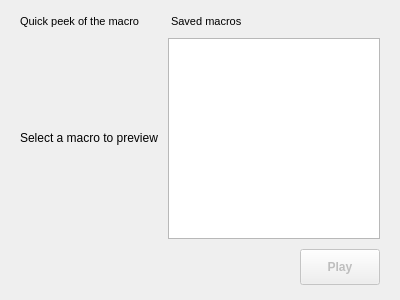
Qt form android/android-emu/android/skin/qt/extended-pages/record-macro-page.ui (aosp-mirror/platform_external_qemu) before a commit.
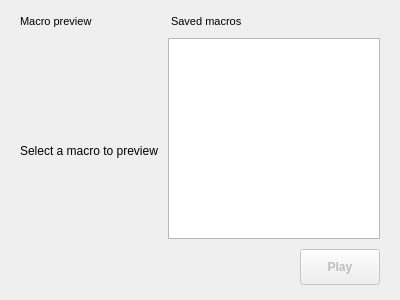
The same form after that commit. Icons and pictures are not drawn. Custom widgets are drawn as their Qt base class.

Commit message: MacroUI: Adding replay/refresh icon to emulator for macro previews.

Diff of the .ui file:
```diff
--- a/android/android-emu/android/skin/qt/extended-pages/record-macro-page.ui
+++ b/android/android-emu/android/skin/qt/extended-pages/record-macro-page.ui
@@ -45,7 +45,7 @@
         </font>
        </property>
        <property name="text">
-        <string>Quick peek of the macro</string>
+        <string>Macro preview</string>
        </property>
       </widget>
      </item>
@@ -94,9 +94,9 @@
           <property name="ColorGroup" stdset="0">
            <string>Overlay</string>
           </property>
-          <layout class="QVBoxLayout" name="verticalLayout_4" stretch="0">
+          <layout class="QVBoxLayout" name="verticalLayout_4" stretch="0,0,0,0">
            <property name="spacing">
-            <number>0</number>
+            <number>10</number>
            </property>
            <property name="sizeConstraint">
             <enum>QLayout::SetDefaultConstraint</enum>
@@ -113,6 +113,29 @@
            <property name="bottomMargin">
             <number>0</number>
            </property>
+           <item>
+            <spacer name="verticalSpacer">
+             <property name="orientation">
+              <enum>Qt::Vertical</enum>
+             </property>
+             <property name="sizeHint" stdset="0">
+              <size>
+               <width>20</width>
+               <height>40</height>
+              </size>
+             </property>
+            </spacer>
+           </item>
+           <item>
+            <widget class="QLabel" name="replayIcon">
+             <property name="text">
+              <string/>
+             </property>
+             <property name="alignment">
+              <set>Qt::AlignCenter</set>
+             </property>
+            </widget>
+           </item>
            <item alignment="Qt::AlignHCenter|Qt::AlignVCenter">
             <widget class="QLabel" name="previewLabel">
              <property name="text">
@@ -120,6 +143,19 @@
              </property>
             </widget>
            </item>
+           <item>
+            <spacer name="verticalSpacer_2">
+             <property name="orientation">
+              <enum>Qt::Vertical</enum>
+             </property>
+             <property name="sizeHint" stdset="0">
+              <size>
+               <width>20</width>
+               <height>40</height>
+              </size>
+             </property>
+            </spacer>
+           </item>
           </layout>
          </widget>
         </item>
```
The commit also changes 5 other files.
